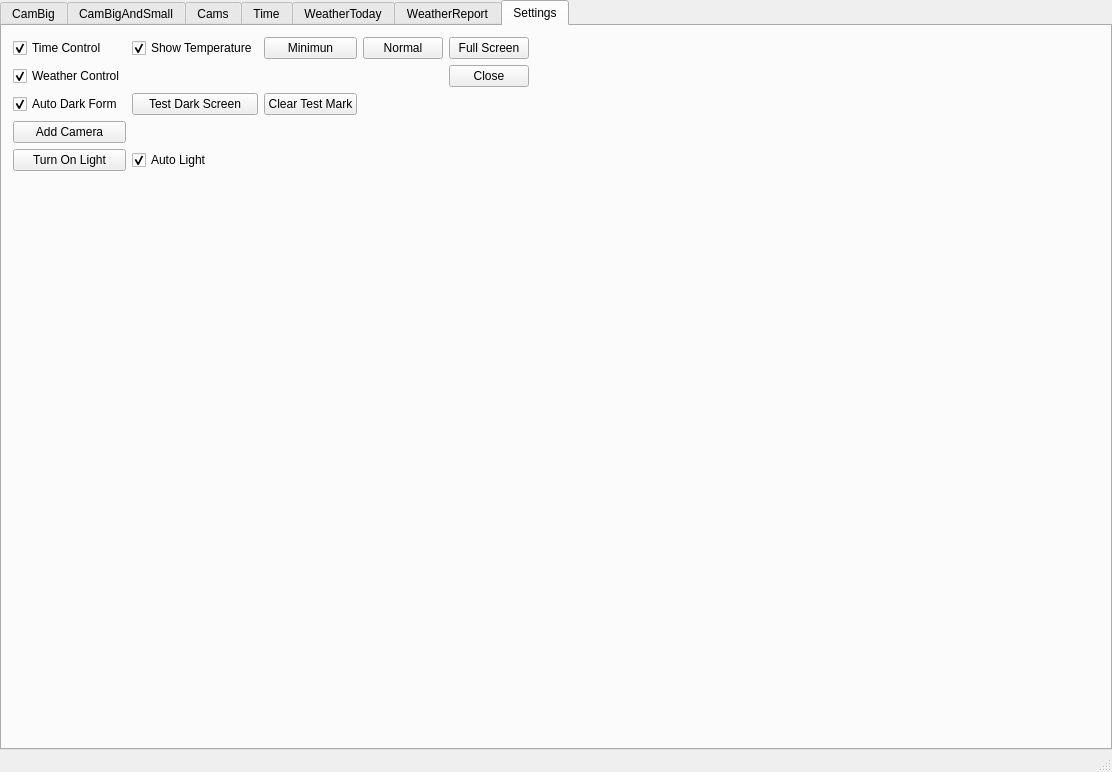
Before: the Qt Designer form Other/CameraDemo/mainwindow.ui in hondodo/PCamera, drawn with Qt 5.
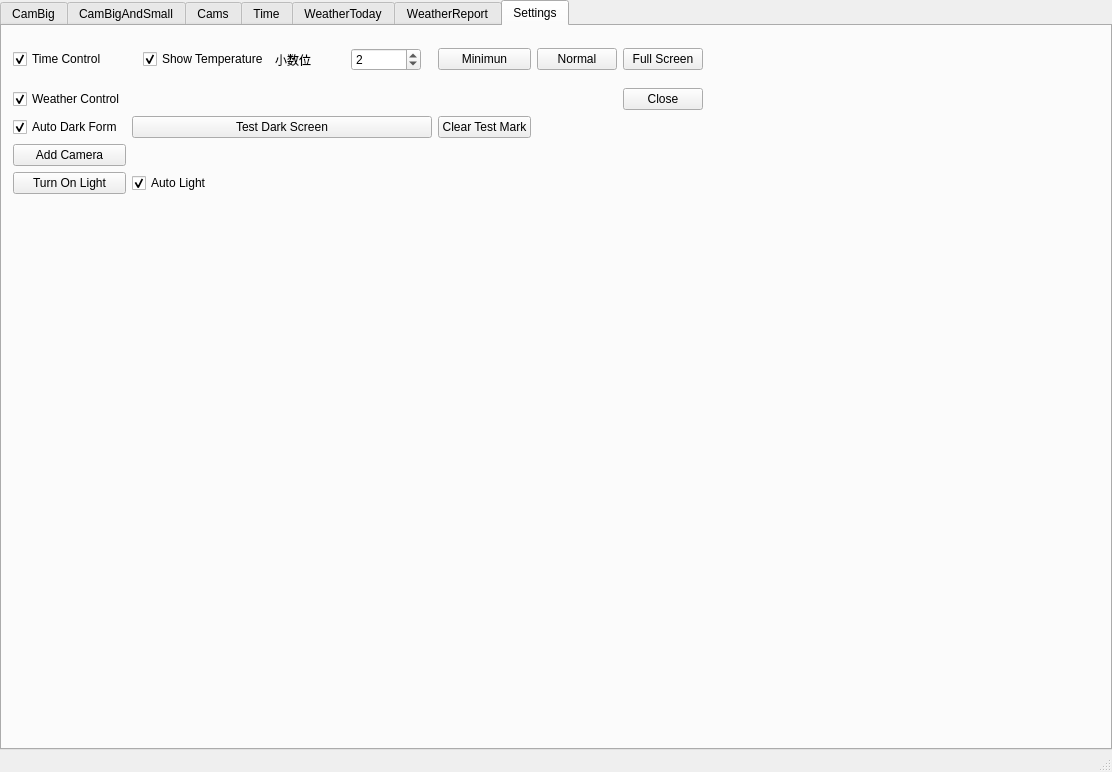
After: the same form once the commit is applied.

Patch:
```diff
--- a/Other/CameraDemo/mainwindow.ui
+++ b/Other/CameraDemo/mainwindow.ui
@@ -495,6 +495,15 @@
               </widget>
              </item>
              <item row="0" column="1">
+              <widget class="QWidget" name="widget_2" native="true">
+               <property name="minimumSize">
+                <size>
+                 <width>300</width>
+                 <height>0</height>
+                </size>
+               </property>
+               <layout class="QGridLayout" name="gridLayout_14">
+                <item row="0" column="0">
               <widget class="QCheckBox" name="checkBoxShowTemperature">
                <property name="text">
                 <string>Show Temperature</string>
@@ -502,6 +511,26 @@
                <property name="checked">
                 <bool>true</bool>
                </property>
+                 </widget>
+                </item>
+                <item row="0" column="1">
+                 <widget class="QLabel" name="label">
+                  <property name="text">
+                   <string>小数位</string>
+                  </property>
+                 </widget>
+                </item>
+                <item row="0" column="2">
+                 <widget class="QSpinBox" name="spinBoxXiaoShuWei">
+                  <property name="maximum">
+                   <number>3</number>
+                  </property>
+                  <property name="value">
+                   <number>2</number>
+                  </property>
+                 </widget>
+                </item>
+               </layout>
               </widget>
              </item>
             </layout>
```
Lines whose indentation alone changed are shown as unchanged.
